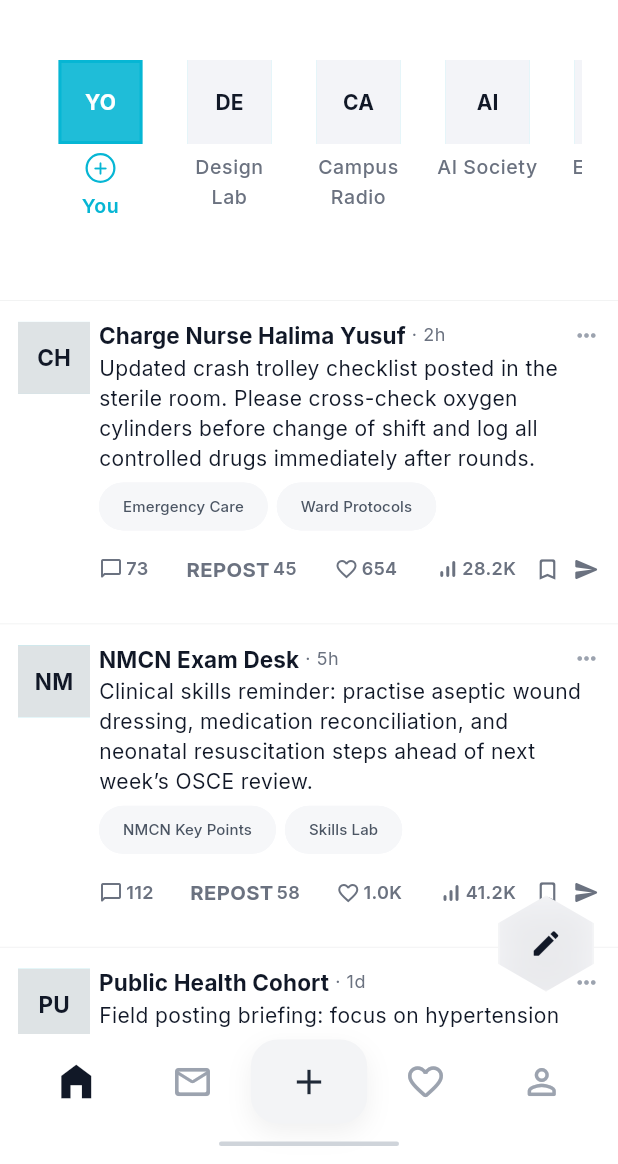
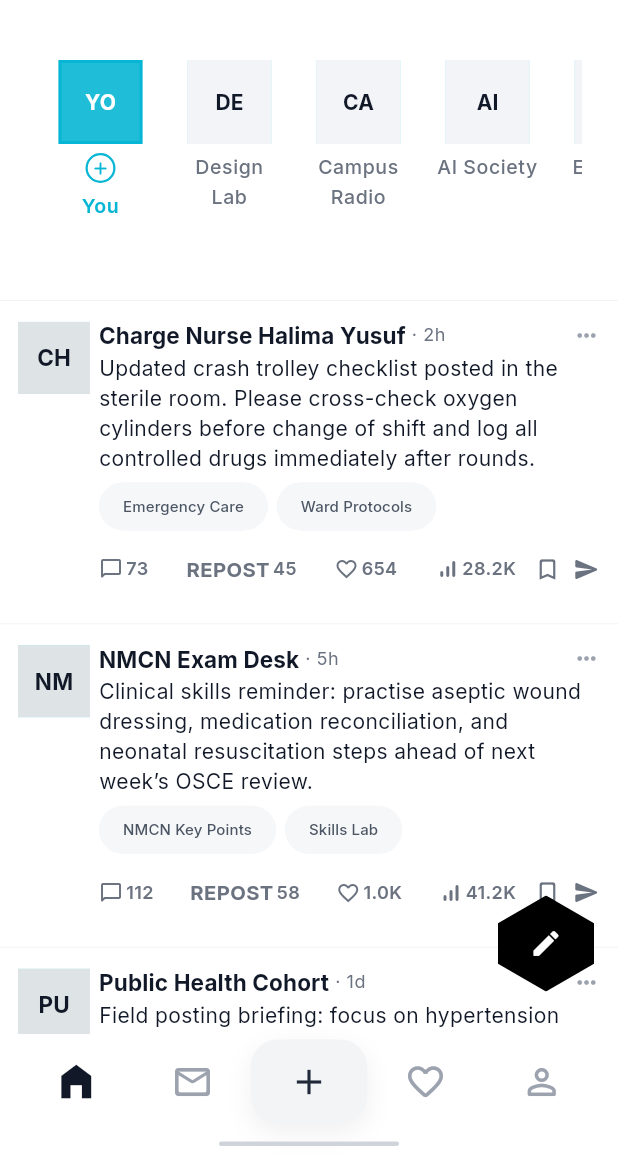
Before and after one commit to ayomide0806967/T19t97ou, a Flutter app: the HomeScreen screen opened directly, on a phone screen of 412 x 824 dp, the part 72-1236 px from its top. Run offline on Flutter 3.47's test engine with Material 3 defaults, Android fonts, the phone set to English and light mode, and no system bars; our stand-ins replace firebase_auth, firebase_core, google_fonts, google_sign_in, image_picker, shared_preferences; accounts and stored records are empty.

Commit message:
Remove unused var; finalize black floating composer button.

```diff
--- a/lib/screens/home_screen.dart
+++ b/lib/screens/home_screen.dart
@@ -1334,10 +1334,9 @@ class _HexagonComposeButton extends StatelessWidget {
   @override
   Widget build(BuildContext context) {
     final theme = Theme.of(context);
-    final bool isDark = theme.brightness == Brightness.dark;
-    final Color glassColor = theme.cardColor.withValues(alpha: isDark ? 0.22 : 0.65);
-    final Color borderColor =
-        Colors.white.withValues(alpha: isDark ? 0.12 : 0.28);
+    // Solid black floating composer button
+    final Color glassColor = Colors.black;
+    final Color borderColor = Colors.black;
 
     return SizedBox(
       width: 64,
@@ -1375,7 +1374,7 @@ class _HexagonComposeButton extends StatelessWidget {
               child: Center(
                 child: Icon(
                   Icons.edit_rounded,
-                  color: theme.colorScheme.onSurface,
+                  color: Colors.white,
                   size: 22,
                 ),
               ),
```
